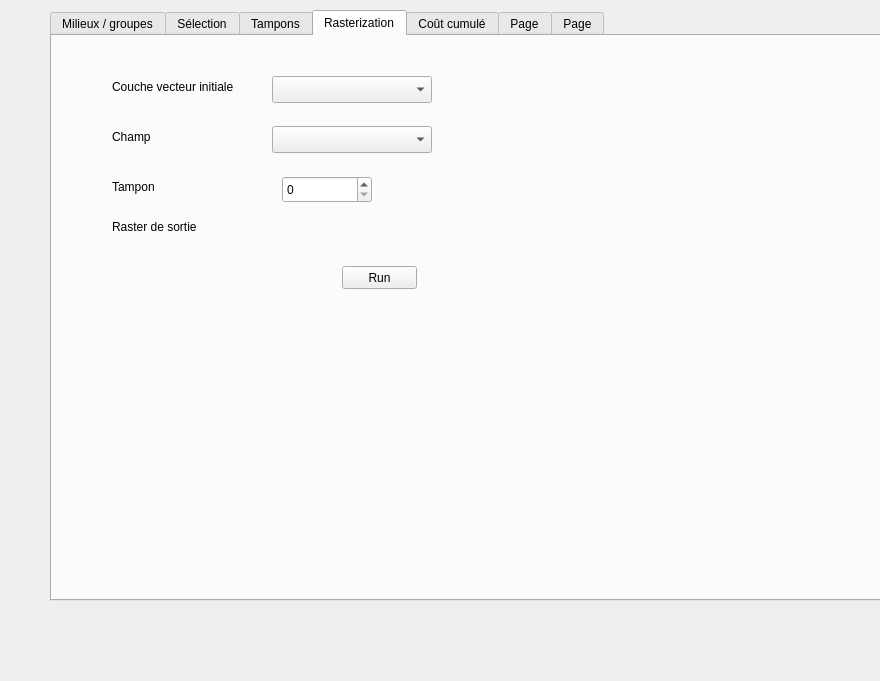
Before: the Qt Designer form eco_cont_dialog_base.ui in MathieuChailloux/BioDispersal, drawn with Qt 5.
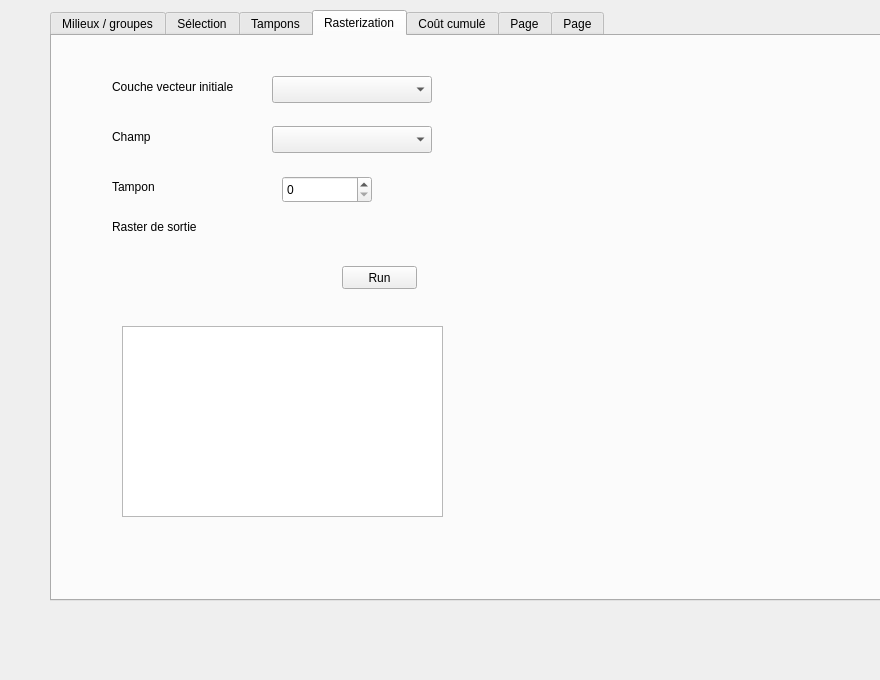
After: the same form once the commit is applied. The open tabs and pages were chosen to show the change. Custom widgets are drawn as their Qt base class.

Patch:
```diff
--- a/eco_cont_dialog_base.ui
+++ b/eco_cont_dialog_base.ui
@@ -7,7 +7,7 @@
     <x>0</x>
     <y>0</y>
     <width>880</width>
-    <height>681</height>
+    <height>680</height>
    </rect>
   </property>
   <property name="windowTitle">
@@ -555,6 +555,16 @@
       <string>Champ</string>
      </property>
     </widget>
+    <widget class="QTableView" name="rasterView">
+     <property name="geometry">
+      <rect>
+       <x>70</x>
+       <y>290</y>
+       <width>321</width>
+       <height>191</height>
+      </rect>
+     </property>
+    </widget>
    </widget>
    <widget class="QWidget" name="tab">
     <attribute name="title">
```
Left out of the diff: 4 changed lines with no effect on the pictures.
